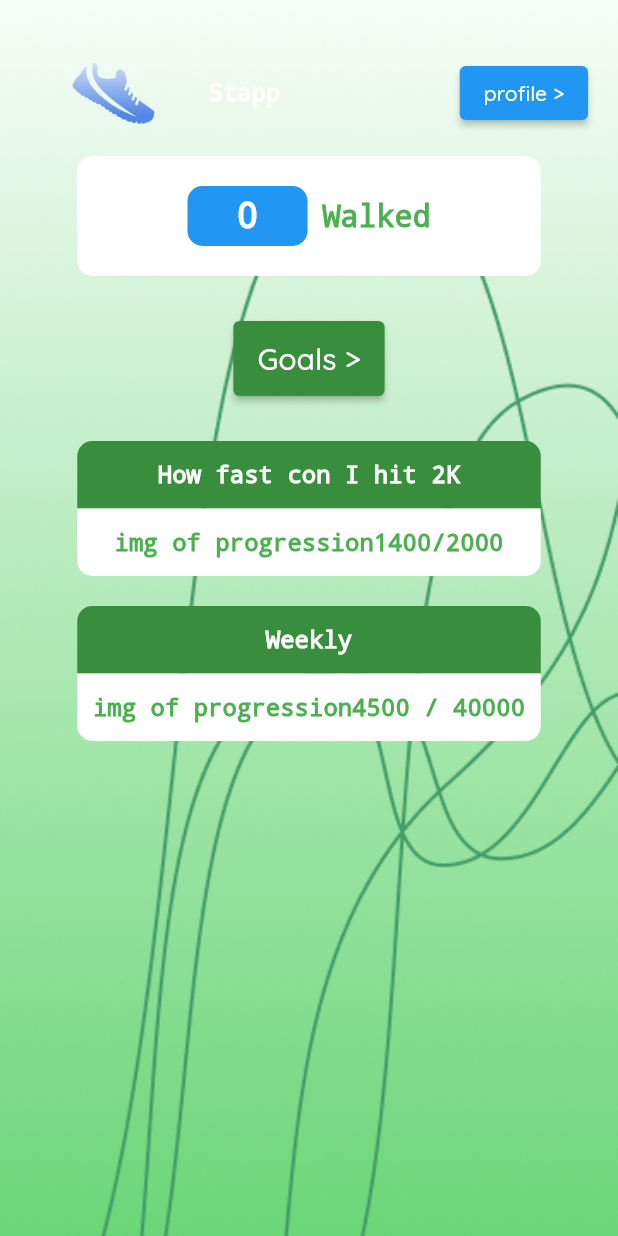
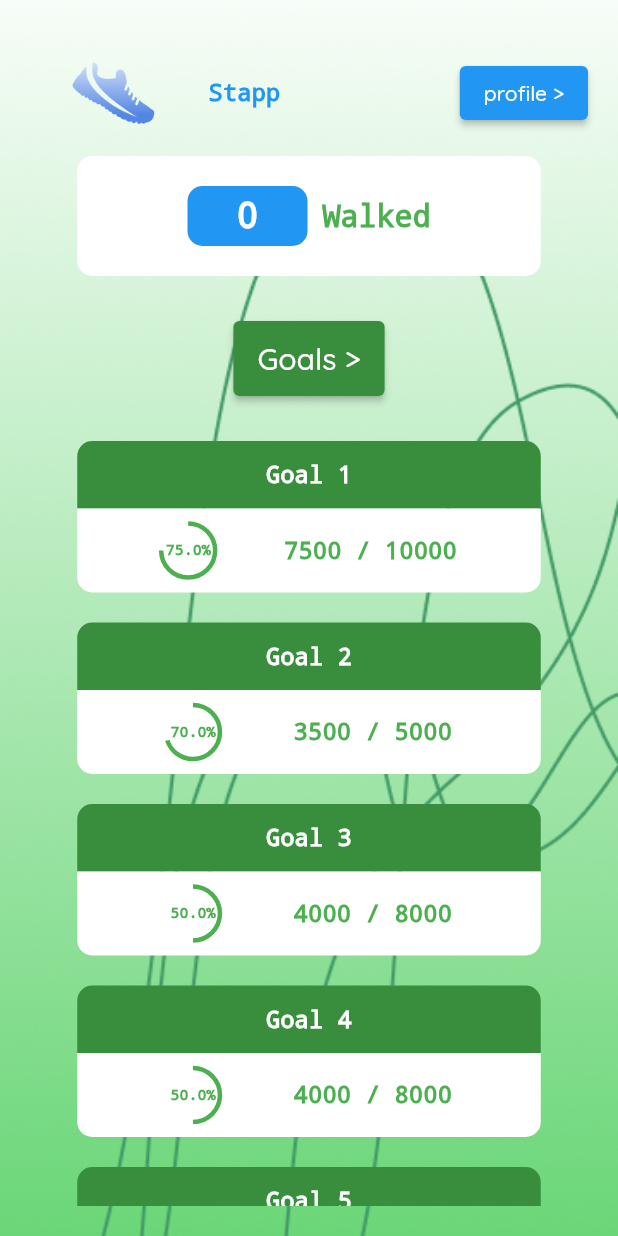
Before and after one commit to MarkMuijen/1128313_1128830_iiatmd_app, a Flutter app: the screen it shows after launch, after a tap on "Start counting >", on a phone screen of 412 x 824 dp. Run offline on Flutter 3.47's test engine with Material 2 defaults, Android fonts, the phone set to English and light mode, and no system bars; our stand-ins replace sensors_plus.

Commit message:
dynamic rendering goals, steps count for goals, visual changes

```diff
--- a/lib/goals_page.dart
+++ b/lib/goals_page.dart
@@ -36,7 +36,7 @@ class Goalspage extends StatelessWidget {
                         style: TextStyle(
                           fontSize: 16,
                           fontWeight: FontWeight.bold,
-                          color: Colors.white,
+                          color: Colors.blue,
                           decoration: TextDecoration.none,
                         ),
                       ),
--- a/lib/home_page.dart
+++ b/lib/home_page.dart
@@ -2,6 +2,124 @@ import 'package:flutter/material.dart';
 import 'package:sensors_plus/sensors_plus.dart';
 import 'profile_page.dart';
 import 'goals_page.dart';
+
+class stepGoal {
+  final String title;
+  final int targetSteps;
+  int currentSteps;
+
+  stepGoal({required this.title, required this.targetSteps, required this.currentSteps});
+}
+
+class GoalWidget extends StatelessWidget {
+  final stepGoal goal;
+
+  GoalWidget({required this.goal});
+
+  @override
+  Widget build(BuildContext context) {
+    double progress = goal.currentSteps / goal.targetSteps;
+    String title = goal.title;
+    int current = goal.currentSteps;
+    int target = goal.targetSteps;
+
+    return Padding(
+      padding: const EdgeInsets.only(bottom: 20.0),
+      child: SizedBox(
+        width: MediaQuery.of(context).size.width * 0.75, // 75% of screen width
+        child: Center(
+          child: Column(
+            crossAxisAlignment: CrossAxisAlignment.start,
+            children: [
+              Container(
+                width: MediaQuery.of(context).size.width * 0.75,
+                height: 45,
+                decoration: BoxDecoration(
+                  color: Colors.green[700], // Dark green background color
+                  borderRadius: const BorderRadius.only(
+                    topLeft: Radius.circular(10),
+                    topRight: Radius.circular(10),
+                  ), // Rounded edges only at the top
+                ),
+                alignment: Alignment.center, // Center the text within the container
+                padding: const EdgeInsets.all(10.0), // Optional padding
+                child: Text(
+                  title,
+                  style: TextStyle(
+                    color: Colors.white,
+                    fontSize: 16,
+                    fontWeight: FontWeight.bold,
+                    decoration: TextDecoration.none,
+                  ),
+                ),
+              ),
+              Container(
+                width: MediaQuery.of(context).size.width * 0.75,
+                decoration: const BoxDecoration(
+                  color: Colors.white, // White background color
+                  borderRadius: BorderRadius.only(
+                    bottomLeft: Radius.circular(10),
+                    bottomRight: Radius.circular(10),
+                  ), // Rounded edges only at the bottom
+                ),
+                padding: const EdgeInsets.all(10.0), // Optional padding
+                child: Row(
+                  mainAxisAlignment: MainAxisAlignment.spaceEvenly, // Center the text within the row
+                  children: [
+                    Stack(
+                      alignment: Alignment.center,
+                      children: [
+                        CircularProgressIndicator(
+                          value: progress,
+                          strokeWidth: 3,
+                          color: Colors.green,
+                        ),
+                        Text(
+                          '${(progress * 100).toStringAsFixed(1)}%',
+                          style: const TextStyle(
+                            color: Colors.green,
+                            fontSize: 10,
+                            fontWeight: FontWeight.bold,
+                            decoration: TextDecoration.none,
+                          ),
+                        ),
+                      ],
+                    ),
+                    Text(
+                      '$current / $target',
+                      style: TextStyle(
+                        color: Colors.green,
+                        fontSize: 16,
+                        fontWeight: FontWeight.bold,
+                        decoration: TextDecoration.none,
+                      ),
+                    ),
+                  ],
+                ),
+              ),
+            ],
+          ),
+        )
+
+      ),
+    );
+  }
+}
+
+List<stepGoal> goals = [
+  stepGoal(title: 'Goal 1', targetSteps: 10000, currentSteps: 7500),
+  stepGoal(title: 'Goal 2', targetSteps: 5000, currentSteps: 3500),
+  stepGoal(title: 'Goal 3', targetSteps: 8000, currentSteps: 4000),
+  stepGoal(title: 'Goal 4', targetSteps: 8000, currentSteps: 4000),
+  stepGoal(title: 'Goal 5', targetSteps: 8000, currentSteps: 4000),
+];
+
+class homepage extends StatefulWidget {
+  const homepage({Key? key, required this.title}) : super(key: key);
+  final String title;
+  @override
+  _homepageState createState() => _homepageState();
+}
 
 class _homepageState extends State<homepage> {
   int stepCount = 0;
@@ -29,6 +147,9 @@ class _homepageState extends State<homepage> {
           setState(() {
             stepCount++;
             print(stepCount);
+            goals.forEach((goal) {
+              goal.currentSteps += 1;
+            });
           });
         }
       }
@@ -75,7 +196,7 @@ class _homepageState extends State<homepage> {
                           style: TextStyle(
                             fontSize: 16,
                             fontWeight: FontWeight.bold,
-                            color: Colors.white,
+                            color: Colors.blue,
                             decoration: TextDecoration.none,
                           ),
                         ),
@@ -150,139 +271,15 @@ class _homepageState extends State<homepage> {
                 ),
               ),
             ),
-            Padding(
-              padding: const EdgeInsets.only(bottom: 20.0),
+            Expanded(
               child: SizedBox(
-                width: MediaQuery.of(context).size.width * 0.75, // 75% of screen width
-                child: Column(
-                  crossAxisAlignment: CrossAxisAlignment.start,
-                  children: [
-                    Container(
-                      width: double.infinity,
-                      height: 45,
-                      decoration: BoxDecoration(
-                        color: Colors.green[700], // Dark green background color
-                        borderRadius: const BorderRadius.only(
-                          topLeft: Radius.circular(10),
-                          topRight: Radius.circular(10),
-                        ), // Rounded edges only at the top
-                      ),
-                      alignment: Alignment.center, // Center the text within the container
-                      padding: const EdgeInsets.all(10.0), // Optional padding
-                      child: const Text(
-                        'How fast con I hit 2K',
-                        style: TextStyle(
-                          color: Colors.white,
-                          fontSize: 16,
-                          fontWeight: FontWeight.bold,
-                          decoration: TextDecoration.none,
-                        ),
-                      ),
-                    ),
-                    Container(
-                      width: double.infinity,
-                      height: 45,
-                      decoration: const BoxDecoration(
-                        color: Colors.white, // White background color
-                        borderRadius: BorderRadius.only(
-                          bottomLeft: Radius.circular(10),
-                          bottomRight: Radius.circular(10),
-                        ), // Rounded edges only at the bottom
-                      ),
-                      padding: const EdgeInsets.all(10.0), // Optional padding
-                      child: Row(
-                        mainAxisAlignment: MainAxisAlignment.center, // Center the text within the row
-                        children: const [
-                          Text(
-                            'img of progression',
-                            style: TextStyle(
-                              color: Colors.green,
-                              fontSize: 16,
-                              fontWeight: FontWeight.bold,
-                              decoration: TextDecoration.none,
-                            ),
-                          ),
-                          Text(
-                            '1400/2000',
-                            style: TextStyle(
-                              color: Colors.green,
-                              fontSize: 16,
-                              fontWeight: FontWeight.bold,
-                              decoration: TextDecoration.none,
-                            ),
-                          ),
-                        ],
-                      ),
-                    ),
-                  ],
-                ),
-              ),
-            ),
-            Padding(
-              padding: const EdgeInsets.only(bottom: 20.0),
-              child: SizedBox(
-                width: MediaQuery.of(context).size.width * 0.75, // 75% of screen width
-                child: Column(
-                  crossAxisAlignment: CrossAxisAlignment.start,
-                  children: [
-                    Container(
-                      width: double.infinity,
-                      height: 45,
-                      decoration: BoxDecoration(
-                        color: Colors.green[700], // Dark green background color
-                        borderRadius: const BorderRadius.only(
-                          topLeft: Radius.circular(10),
-                          topRight: Radius.circular(10),
-                        ), // Rounded edges only at the top
-                      ),
-                      alignment: Alignment.center, // Center the text within the container
-                      padding: const EdgeInsets.all(10.0), // Optional padding
-                      child: const Text(
-                        'Weekly',
-                        style: TextStyle(
-                          color: Colors.white,
-                          fontSize: 16,
-                          fontWeight: FontWeight.bold,
-                          decoration: TextDecoration.none,
-                        ),
-                      ),
-                    ),
-                    Container(
-                      width: double.infinity,
-                      height: 45,
-                      decoration: const BoxDecoration(
-                        color: Colors.white, // White background color
-                        borderRadius: BorderRadius.only(
-                          bottomLeft: Radius.circular(10),
-                          bottomRight: Radius.circular(10),
-                        ), // Rounded edges only at the bottom
-                      ),
-                      padding: const EdgeInsets.all(10.0), // Optional padding
-                      child: Row(
-                        mainAxisAlignment: MainAxisAlignment.center, // Center the text within the row
-                        children: const [
-                          Text(
-                            'img of progression',
-                            style: TextStyle(
-                              color: Colors.green,
-                              fontSize: 16,
-                              fontWeight: FontWeight.bold,
-                              decoration: TextDecoration.none,
-                            ),
-                          ),
-                          Text(
-                            '4500 / 40000',
-                            style: TextStyle(
-                              color: Colors.green,
-                              fontSize: 16,
-                              fontWeight: FontWeight.bold,
-                              decoration: TextDecoration.none,
-                            ),
-                          ),
-                        ],
-                      ),
-                    ),
-                  ],
+                height: MediaQuery.of(context).size.height,
+                child: ListView.builder(
+                  itemCount: goals.length,
+                  itemBuilder: (BuildContext context, int index) {
+                    stepGoal goal = goals[index];
+                    return GoalWidget(goal: goal);
+                  },
                 ),
               ),
             ),
@@ -292,10 +289,3 @@ class _homepageState extends State<homepage> {
     );
   }
 }
-
-class homepage extends StatefulWidget {
-  const homepage({Key? key, required this.title}) : super(key: key);
-  final String title;
-  @override
-  _homepageState createState() => _homepageState();
-}
--- a/lib/profile_page.dart
+++ b/lib/profile_page.dart
@@ -36,7 +36,7 @@ class ProfilePage extends StatelessWidget {
                         style: TextStyle(
                           fontSize: 16,
                           fontWeight: FontWeight.bold,
-                          color: Colors.white,
+                          color: Colors.blue,
                           decoration: TextDecoration.none,
                         ),
                       ),
```
